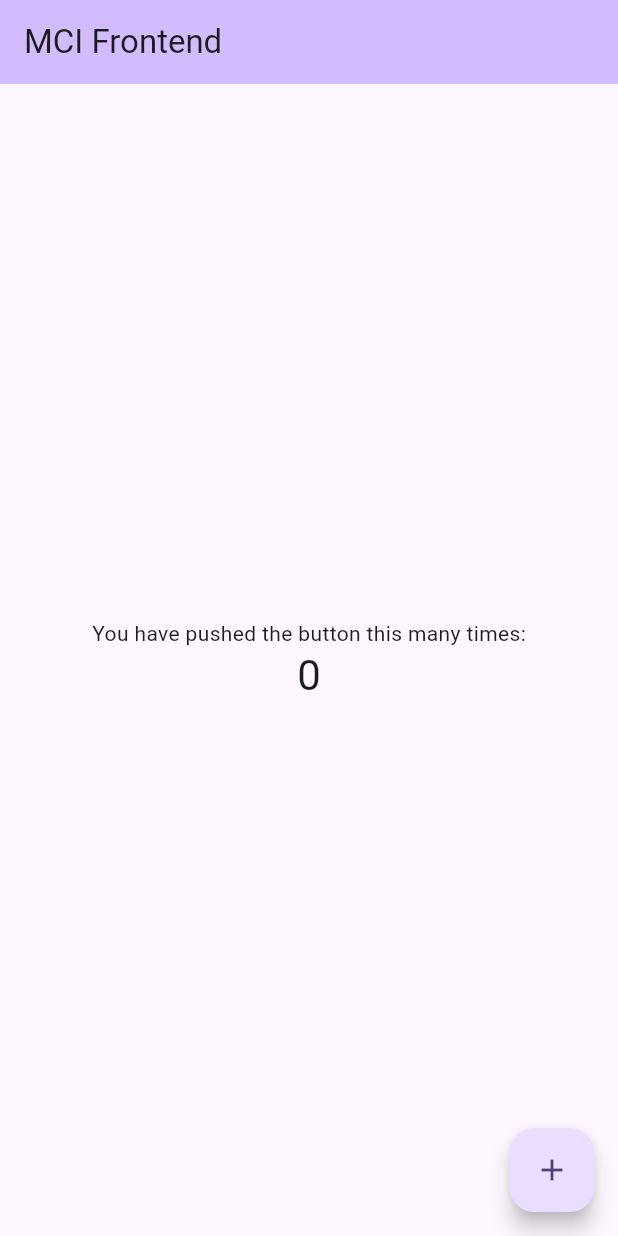
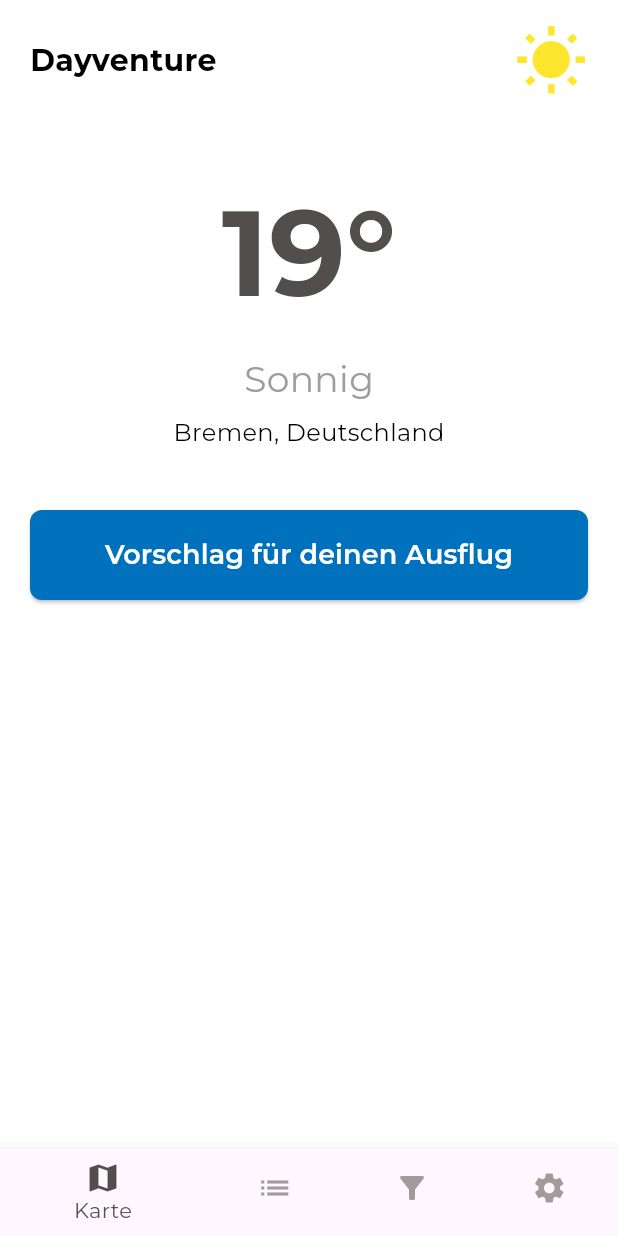
Before and after one commit to oussama-abid/MCI-Nearby-Activity-Finder, a Flutter app: the screen it shows after launch, on a phone screen of 412 x 824 dp. Run offline on Flutter 3.47's test engine with Material 3 defaults, Android fonts, the phone set to English and light mode, and no system bars; our stand-ins replace google_fonts, lottie.

Commit message:
home ui + navigation bar + structure improvement

```diff
--- /dev/null
+++ b/frontend/mcifrontend/lib/features/home/screens/home_screen.dart
@@ -0,0 +1,127 @@
+import 'package:flutter/material.dart';
+import 'package:google_fonts/google_fonts.dart';
+import 'package:mcifrontend/shared/widgets/bottom_nav_bar.dart';
+
+class MyHomePage extends StatefulWidget {
+  const MyHomePage({super.key, required this.title});
+  final String title;
+
+  @override
+  State<MyHomePage> createState() => _MyHomePageState();
+}
+
+class _MyHomePageState extends State<MyHomePage> {
+  int _selectedIndex = 0;
+
+  void _onItemTapped(int index) {
+    setState(() {
+      _selectedIndex = index;
+    });
+  }
+
+  @override
+  Widget build(BuildContext context) {
+    return Scaffold(
+      backgroundColor: Colors.white,
+      body: SafeArea(
+        child: Column(
+          children: [
+            // Top bar with title and sun icon
+            Padding(
+              padding: const EdgeInsets.symmetric(horizontal: 20.0, vertical: 16.0),
+              child: Row(
+                mainAxisAlignment: MainAxisAlignment.spaceBetween,
+                children: [
+                  Text(
+                    'Dayventure',
+                    style: GoogleFonts.montserrat(
+                      fontSize: 20,
+                      fontWeight: FontWeight.bold,
+                      color: Colors.black,
+                    ),
+                  ),
+                  const Icon(
+                    Icons.wb_sunny,
+                    color: Color(0xFFFFE62E),
+                    size: 49,
+                  ),
+                ],
+              ),
+            ),
+
+            const SizedBox(height: 30),
+
+            // Temperature
+            Text(
+              '19°',
+              style: GoogleFonts.montserrat(
+                fontSize: 80,
+                fontWeight: FontWeight.bold,
+                color: const Color(0xFF534E4E),
+              ),
+            ),
+
+            const SizedBox(height: 10),
+
+            // Weather description
+            Text(
+              'Sonnig',
+              style: GoogleFonts.montserrat(
+                fontSize: 24,
+                color: const Color(0xFFA29B9B),
+              ),
+            ),
+
+            const SizedBox(height: 8),
+
+            // City name
+            Text(
+              'Bremen, Deutschland',
+              style: GoogleFonts.montserrat(
+                fontSize: 16,
+                color: Colors.black,
+              ),
+            ),
+
+            const SizedBox(height: 40),
+
+            // Suggestion Button
+            Padding(
+              padding: const EdgeInsets.symmetric(horizontal: 20.0),
+              child: SizedBox(
+                width: double.infinity,
+                height: 60,
+                child: ElevatedButton(
+                  onPressed: () {
+                    // TODO: add your action
+                  },
+                  style: ElevatedButton.styleFrom(
+                    backgroundColor: const Color(0xFF0071BC), // Blue
+                    shape: RoundedRectangleBorder(
+                      borderRadius: BorderRadius.circular(8),
+                    ),
+                  ),
+                  child: Text(
+                    'Vorschlag für deinen Ausflug',
+                    textAlign: TextAlign.center,
+                    style: GoogleFonts.montserrat(
+                      fontSize: 18,
+                      fontWeight: FontWeight.w600,
+                      color: Colors.white,
+                    ),
+                  ),
+                ),
+              ),
+            ),
+          ],
+        ),
+      ),
+
+      // Bottom navigation bar
+      bottomNavigationBar: BottomNavBar(
+        selectedIndex: _selectedIndex,
+        onItemTapped: _onItemTapped,
+      ),
+    );
+  }
+}
--- a/frontend/mcifrontend/lib/splash_screen.dart
+++ b/frontend/mcifrontend/lib/features/splash/screens/splash_screen.dart
@@ -3,7 +3,7 @@ import 'package:flutter/cupertino.dart';
 import 'package:lottie/lottie.dart';
 import 'package:google_fonts/google_fonts.dart';
 
-import 'package:mcifrontend/home_screen.dart'; // Your home page import
+import 'package:mcifrontend/features/home/screens/home_screen.dart'; // Your home page import
 
 class SplashScreen extends StatefulWidget {
   const SplashScreen({super.key});
--- a/frontend/mcifrontend/lib/home_screen.dart
+++ /dev/null
@@ -1,88 +0,0 @@
-
-import 'package:flutter/material.dart';
-
-class MyHomePage extends StatefulWidget {
-  const MyHomePage({super.key, required this.title});
-
-  // This widget is the home page of your application. It is stateful, meaning
-  // that it has a State object (defined below) that contains fields that affect
-  // how it looks.
-
-  // This class is the configuration for the state. It holds the values (in this
-  // case the title) provided by the parent (in this case the App widget) and
-  // used by the build method of the State. Fields in a Widget subclass are
-  // always marked "final".
-
-  final String title;
-
-  @override
-  State<MyHomePage> createState() => _MyHomePageState();
-}
-
-class _MyHomePageState extends State<MyHomePage> {
-  int _counter = 0;
-
-  void _incrementCounter() {
-    setState(() {
-      // This call to setState tells the Flutter framework that something has
-      // changed in this State, which causes it to rerun the build method below
-      // so that the display can reflect the updated values. If we changed
-      // _counter without calling setState(), then the build method would not be
-      // called again, and so nothing would appear to happen.
-      _counter++;
-    });
-  }
-
-  @override
-  Widget build(BuildContext context) {
-    // This method is rerun every time setState is called, for instance as done
-    // by the _incrementCounter method above.
-    //
-    // The Flutter framework has been optimized to make rerunning build methods
-    // fast, so that you can just rebuild anything that needs updating rather
-    // than having to individually change instances of widgets.
-    return Scaffold(
-      appBar: AppBar(
-        // TRY THIS: Try changing the color here to a specific color (to
-        // Colors.amber, perhaps?) and trigger a hot reload to see the AppBar
-        // change color while the other colors stay the same.
-        backgroundColor: Theme.of(context).colorScheme.inversePrimary,
-        // Here we take the value from the MyHomePage object that was created by
-        // the App.build method, and use it to set our appbar title.
-        title: Text(widget.title),
-      ),
-      body: Center(
-        // Center is a layout widget. It takes a single child and positions it
-        // in the middle of the parent.
-        child: Column(
-          // Column is also a layout widget. It takes a list of children and
-          // arranges them vertically. By default, it sizes itself to fit its
-          // children horizontally, and tries to be as tall as its parent.
-          //
-          // Column has various properties to control how it sizes itself and
-          // how it positions its children. Here we use mainAxisAlignment to
-          // center the children vertically; the main axis here is the vertical
-          // axis because Columns are vertical (the cross axis would be
-          // horizontal).
-          //
-          // TRY THIS: Invoke "debug painting" (choose the "Toggle Debug Paint"
-          // action in the IDE, or press "p" in the console), to see the
-          // wireframe for each widget.
-          mainAxisAlignment: MainAxisAlignment.center,
-          children: <Widget>[
-            const Text('You have pushed the button this many times:'),
-            Text(
-              '$_counter',
-              style: Theme.of(context).textTheme.headlineMedium,
-            ),
-          ],
-        ),
-      ),
-      floatingActionButton: FloatingActionButton(
-        onPressed: _incrementCounter,
-        tooltip: 'Increment',
-        child: const Icon(Icons.add),
-      ), // This trailing comma makes auto-formatting nicer for build methods.
-    );
-  }
-}
--- a/frontend/mcifrontend/lib/main.dart
+++ b/frontend/mcifrontend/lib/main.dart
@@ -1,6 +1,6 @@
 import 'package:flutter/material.dart';
 
-import 'splash_screen.dart';
+import 'features/splash/screens/splash_screen.dart';
 
 void main() {
   runApp(const MyApp());
@@ -13,7 +13,7 @@ class MyApp extends StatelessWidget {
   @override
   Widget build(BuildContext context) {
     return MaterialApp(
-      title: 'Flutter Demo',
+      title: 'Dayventure',
       theme: ThemeData(
         // This is the theme of your application.
         //
--- /dev/null
+++ b/frontend/mcifrontend/lib/shared/widgets/bottom_nav_bar.dart
@@ -0,0 +1,43 @@
+import 'package:flutter/material.dart';
+import 'package:google_fonts/google_fonts.dart';
+
+class BottomNavBar extends StatelessWidget {
+  final int selectedIndex;
+  final ValueChanged<int> onItemTapped;
+
+  const BottomNavBar({
+    Key? key,
+    required this.selectedIndex,
+    required this.onItemTapped,
+  }) : super(key: key);
+
+  @override
+  Widget build(BuildContext context) {
+    return BottomNavigationBar(
+      currentIndex: selectedIndex,
+      onTap: onItemTapped,
+      selectedItemColor: const Color(0xFF534E4E),
+      unselectedItemColor: const Color(0xFFA29B9B),
+      selectedLabelStyle: GoogleFonts.montserrat(),
+      unselectedLabelStyle: GoogleFonts.montserrat(),
+      items: const [
+        BottomNavigationBarItem(
+          icon: Icon(Icons.map),
+          label: 'Karte',
+        ),
+        BottomNavigationBarItem(
+          icon: Icon(Icons.list),
+          label: 'Liste',
+        ),
+        BottomNavigationBarItem(
+          icon: Icon(Icons.filter_alt),
+          label: 'Filter',
+        ),
+        BottomNavigationBarItem(
+          icon: Icon(Icons.settings),
+          label: 'Einstellungen',
+        ),
+      ],
+    );
+  }
+}
```
